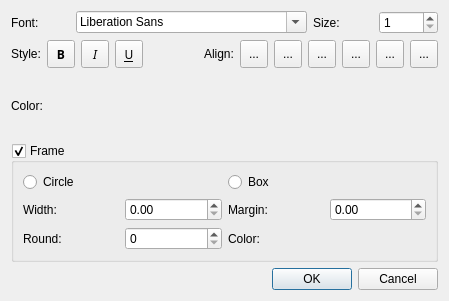
Old version of the form mscore/mscore/textproperties.ui in the repository musescore/musescore-old.
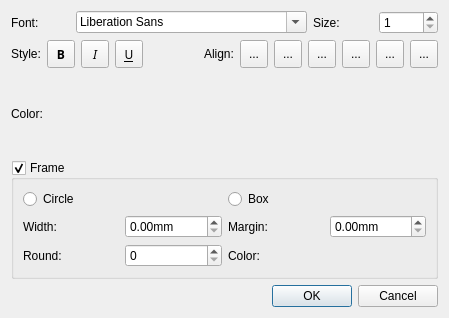
New version of the form. Icons and pictures are not drawn. Custom widgets are drawn as their Qt base class.

```diff
--- a/mscore/mscore/textproperties.ui
+++ b/mscore/mscore/textproperties.ui
@@ -6,7 +6,7 @@
     <x>0</x>
     <y>0</y>
     <width>449</width>
-    <height>301</height>
+    <height>318</height>
    </rect>
   </property>
   <property name="windowTitle" >
@@ -412,6 +412,9 @@
           <property name="toolTip" >
            <string>frame line width</string>
           </property>
+          <property name="suffix" >
+           <string>mm</string>
+          </property>
          </widget>
         </item>
         <item row="0" column="2" >
@@ -426,6 +429,9 @@
           <property name="toolTip" >
            <string>frame inner margin</string>
           </property>
+          <property name="suffix" >
+           <string>mm</string>
+          </property>
          </widget>
         </item>
         <item row="1" column="0" >
```
Left out of the diff: 2 changed lines with no effect on the pictures.
